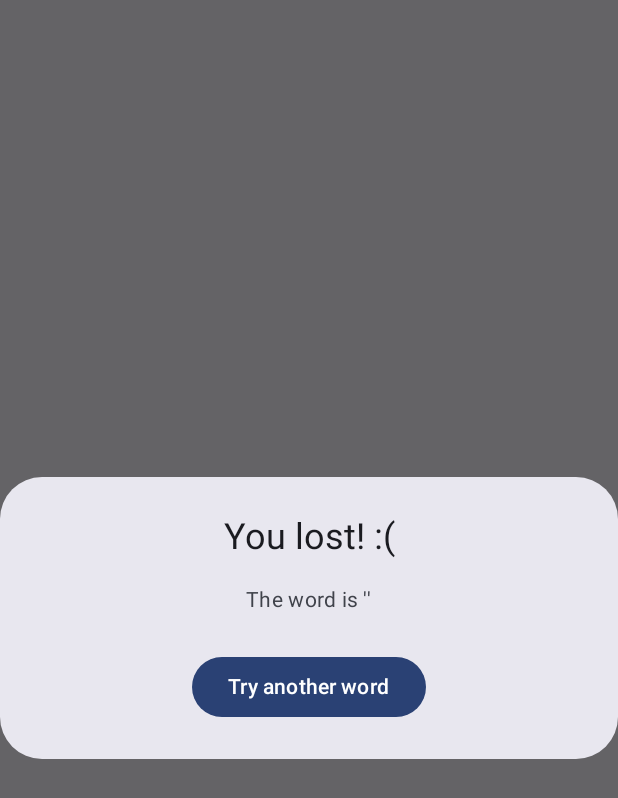
After one commit to rodrigoliveirac/BrupApp, an Android app built with Jetpack Compose: the composable GameFinishedDialog shown on its own in the app's theme, on a phone screen of 412 x 824 dp. The commit adds this screen. Shown: the top 798 px of the screen. Run offline under Robolectric (Android 15) with nearby library versions, the phone set to English and light mode, and no system bars.

Commit message:
creating a component GameFinishedDialog

```diff
--- /dev/null
+++ b/app/src/main/java/com/rodcollab/brupapp/hangman/ui/components/GameFinishedDialog.kt
@@ -0,0 +1,52 @@
+package com.rodcollab.brupapp.hangman.ui.components
+
+import androidx.compose.foundation.layout.Box
+import androidx.compose.foundation.layout.fillMaxWidth
+import androidx.compose.material3.AlertDialog
+import androidx.compose.material3.Button
+import androidx.compose.material3.Text
+import androidx.compose.runtime.Composable
+import androidx.compose.runtime.getValue
+import androidx.compose.runtime.mutableStateOf
+import androidx.compose.runtime.remember
+import androidx.compose.runtime.setValue
+import androidx.compose.ui.Alignment
+import androidx.compose.ui.Modifier
+import com.rodcollab.brupapp.hangman.ui.HangmanGameUiState
+
+@Composable
+fun GameFinishedDialog(
+    uiState: HangmanGameUiState,
+    resetGame: () -> Unit
+) {
+    var title by remember { mutableStateOf("") }
+
+    if (uiState.lose) title = "You lost! :(" else if (uiState.win) title = "Congrats! :)"
+    if (uiState.finished) {
+        AlertDialog(
+            title = {
+                Box(Modifier.fillMaxWidth()) {
+                    Text(modifier = Modifier.align(Alignment.Center), text = title)
+                }
+            },
+            text = {
+                Box(Modifier.fillMaxWidth()) {
+                    Text(
+                        modifier = Modifier.align(Alignment.Center),
+                        text = "The word is '${uiState.answer}'"
+                    )
+                }
+            },
+            onDismissRequest = { /*TODO*/ },
+            confirmButton = {
+                Box(Modifier.fillMaxWidth()) {
+                    Button(modifier = Modifier.align(Alignment.Center), onClick = {
+                        resetGame()
+                    }) {
+                        Text(text = "Try another word")
+                    }
+                }
+            }
+        )
+    }
+}
```
Also changed, not shown: app/src/main/java/com/rodcollab/brupapp/hangman/ui/QuestionScreen.kt (+15 -95 lines).
